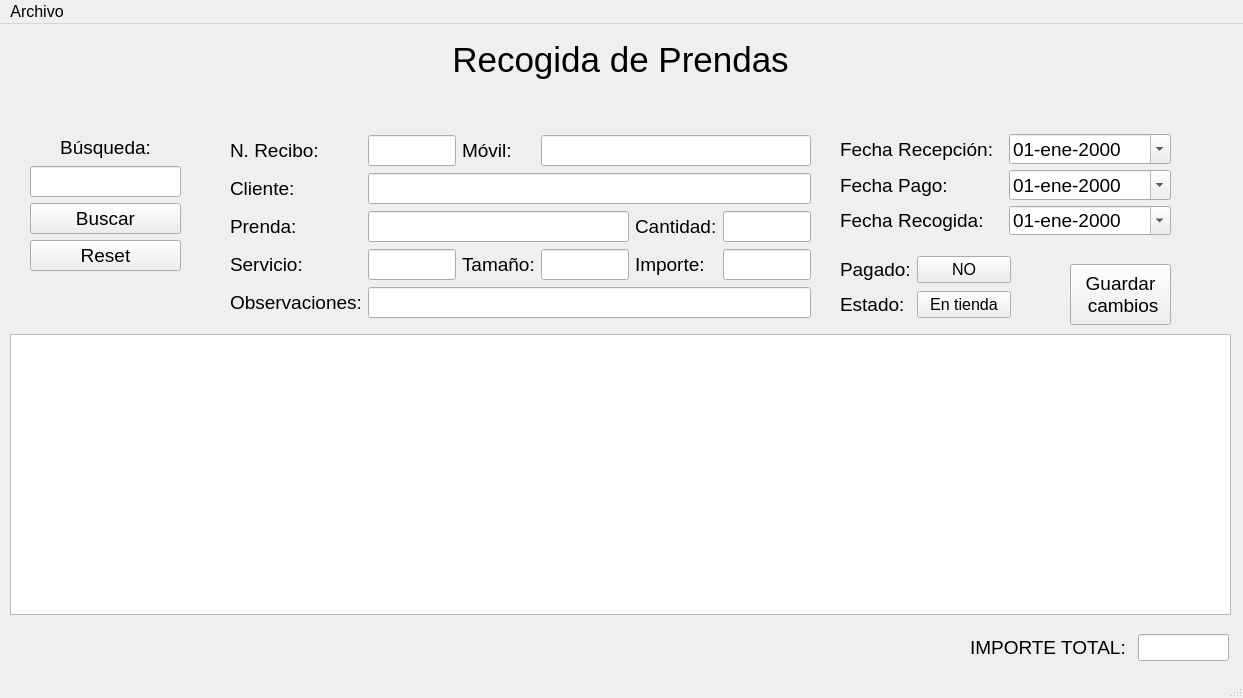
Above: src/recog_prendas/recog_prendas.ui from germanbravolopez/laideal before the change. Below: the same form after it.
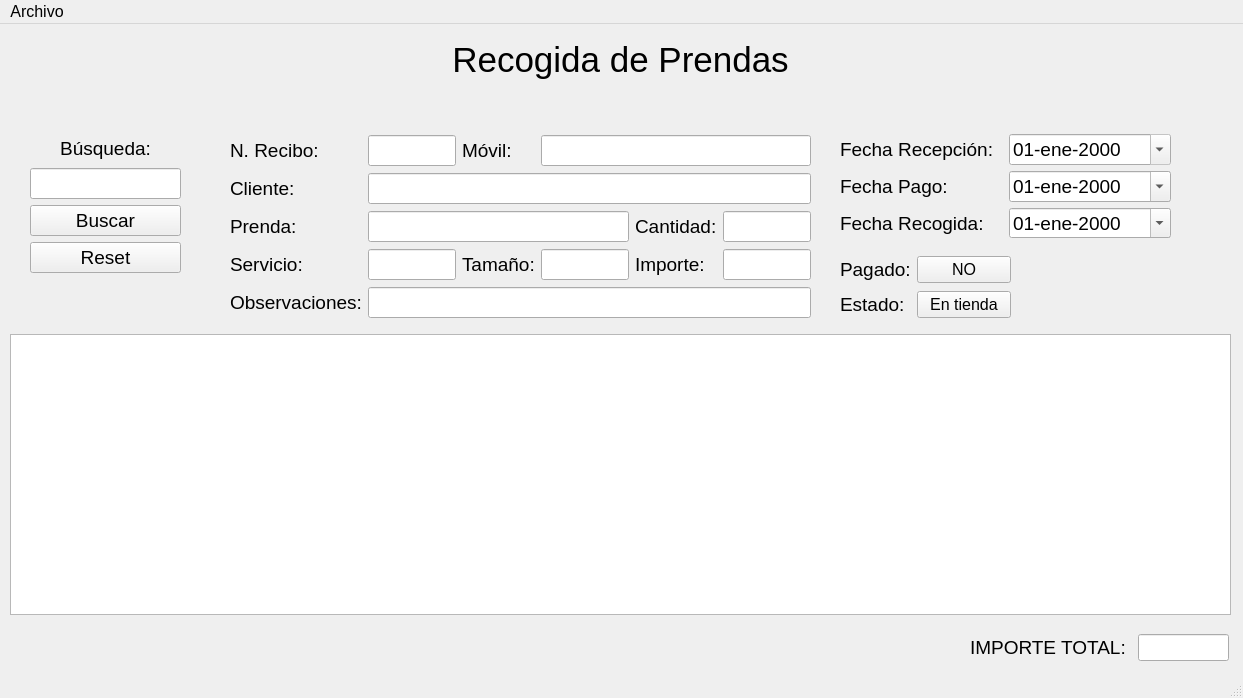
That is the form after the change.

Commit message: tableView with update to db constantly

Patch:
```diff
--- a/src/recog_prendas/recog_prendas.ui
+++ b/src/recog_prendas/recog_prendas.ui
@@ -76,7 +76,7 @@
       <x>840</x>
       <y>110</y>
       <width>331</width>
-      <height>101</height>
+      <height>104</height>
      </rect>
     </property>
     <layout class="QGridLayout" name="gridLayout_2">
@@ -110,6 +110,9 @@
        <property name="locale">
         <locale language="Spanish" country="Spain"/>
        </property>
+       <property name="readOnly">
+        <bool>true</bool>
+       </property>
        <property name="displayFormat">
         <string>dd-MMM-yyyy</string>
        </property>
@@ -202,7 +205,7 @@
       <x>30</x>
       <y>110</y>
       <width>151</width>
-      <height>137</height>
+      <height>139</height>
      </rect>
     </property>
     <layout class="QVBoxLayout" name="verticalLayout">
@@ -317,32 +320,7 @@
      <string>IMPORTE TOTAL:</string>
     </property>
    </widget>
-   <widget class="QPushButton" name="pb_save">
-    <property name="geometry">
-     <rect>
-      <x>1070</x>
-      <y>240</y>
-      <width>101</width>
-      <height>61</height>
-     </rect>
-    </property>
-    <property name="font">
-     <font>
-      <pointsize>14</pointsize>
-     </font>
-    </property>
-    <property name="text">
-     <string>Guardar
- cambios</string>
-    </property>
-    <property name="checkable">
-     <bool>false</bool>
-    </property>
-    <property name="autoExclusive">
-     <bool>false</bool>
-    </property>
-   </widget>
-   <widget class="QWidget" name="">
+   <widget class="QWidget" name="layoutWidget">
     <property name="geometry">
      <rect>
       <x>230</x>
@@ -690,7 +668,7 @@
      </item>
     </layout>
    </widget>
-   <widget class="QWidget" name="">
+   <widget class="QWidget" name="layoutWidget">
     <property name="geometry">
      <rect>
       <x>840</x>
```
Left out of the diff: 8 changed lines with no effect on the pictures. The commit also changes 2 other files.
